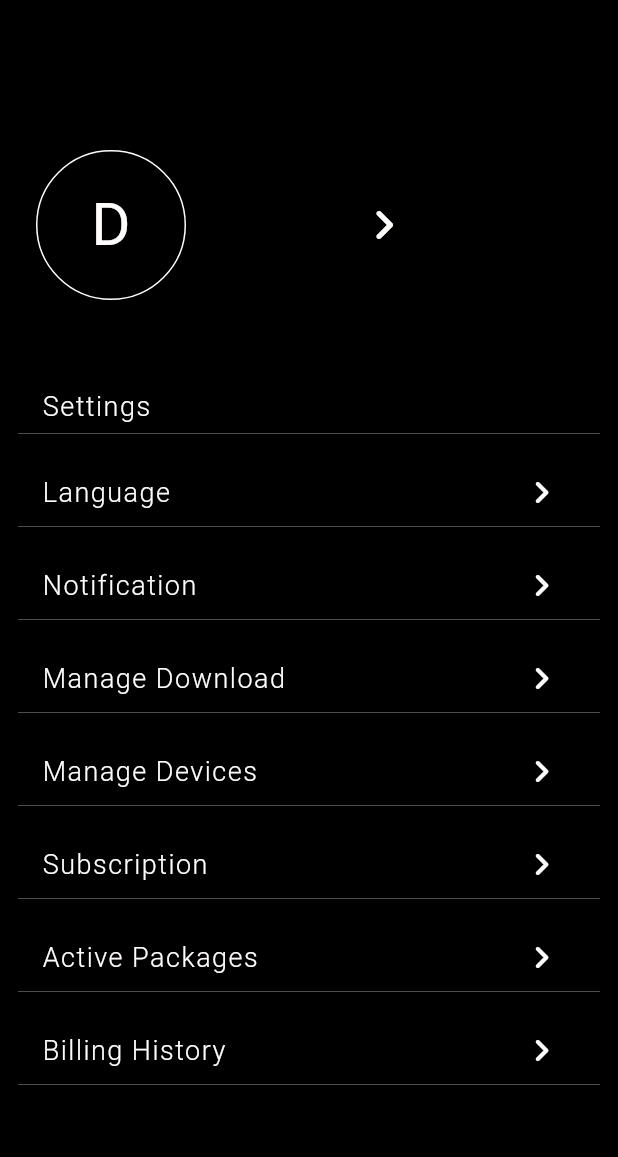
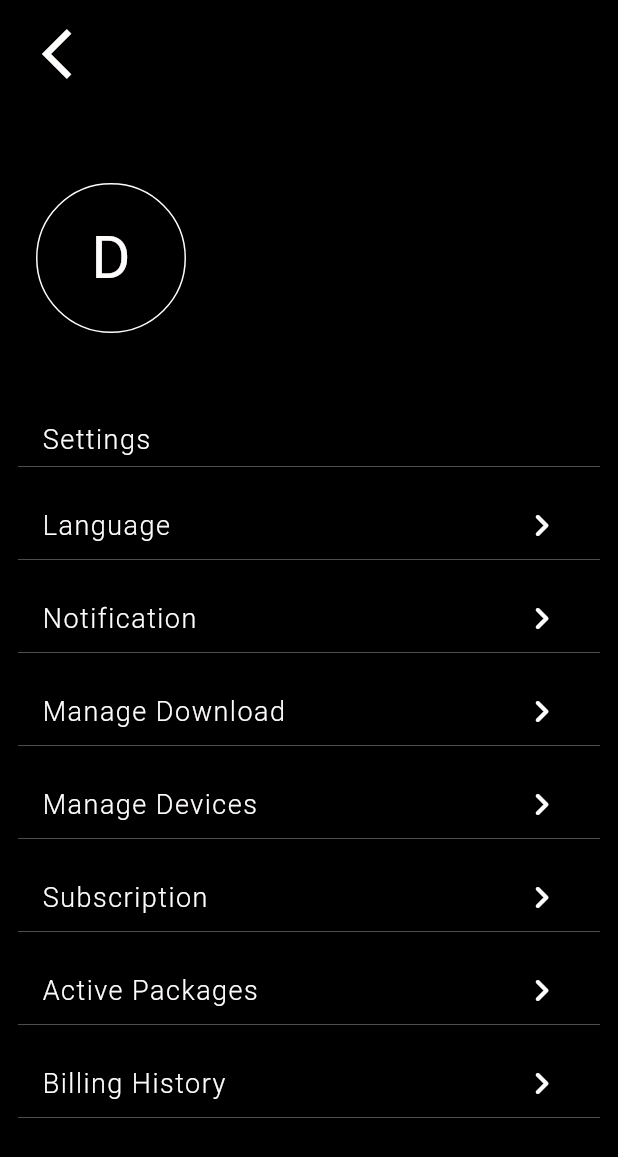
Before and after one commit to danielcyudoncy/netflix-project-final, a Flutter app: the SettingsWidget screen opened directly, on a phone screen of 412 x 824 dp. Shown: the top 1157 px of the screen. Run offline on Flutter 3.47's test engine with Material 3 defaults, Android fonts, the light colour scheme and no system bars; our stand-ins replace auto_size_text, cloud_firestore, easy_debounce, equatable, file_picker, firebase_auth and 22 more; missing offline and left inert: json_path, mime_type; accounts and stored records are empty; network calls fail; Roboto replaces fonts that are missing (Readex Pro); statements that could not run were skipped.

Commit message:
Updating to latest FlutterFlow output.

```diff
--- a/lib/components/movie_card_widget.dart
+++ b/lib/components/movie_card_widget.dart
@@ -54,8 +54,8 @@ class _MovieCardWidgetState extends State<MovieCardWidget> {
     context.watch<FFAppState>();
 
     return Container(
-      width: 115.0,
-      height: 200.0,
+      width: 131.0,
+      height: 215.0,
       decoration: BoxDecoration(
         color: FlutterFlowTheme.of(context).primaryText,
         border: Border.all(
@@ -144,7 +144,7 @@ class _MovieCardWidgetState extends State<MovieCardWidget> {
           ),
           Expanded(
             child: Padding(
-              padding: const EdgeInsetsDirectional.fromSTEB(8.0, 0.0, 8.0, 0.0),
+              padding: const EdgeInsets.all(2.0),
               child: Row(
                 mainAxisSize: MainAxisSize.max,
                 mainAxisAlignment: MainAxisAlignment.center,
--- a/lib/components/profile_card_widget.dart
+++ b/lib/components/profile_card_widget.dart
@@ -47,7 +47,7 @@ class _ProfileCardWidgetState extends State<ProfileCardWidget> {
     return Container(
       width: double.infinity,
       decoration: BoxDecoration(
-        color: FlutterFlowTheme.of(context).secondary,
+        color: FlutterFlowTheme.of(context).primaryText,
         borderRadius: BorderRadius.circular(8.0),
       ),
       child: Padding(
@@ -63,7 +63,7 @@ class _ProfileCardWidgetState extends State<ProfileCardWidget> {
                   widget.title!,
                   style: FlutterFlowTheme.of(context).bodyMedium.override(
                         fontFamily: 'Readex Pro',
-                        color: FlutterFlowTheme.of(context).secondaryBackground,
+                        color: FlutterFlowTheme.of(context).secondaryText,
                         letterSpacing: 0.0,
                       ),
                 ),
--- a/lib/netflix/settings/settings_widget.dart
+++ b/lib/netflix/settings/settings_widget.dart
@@ -50,8 +50,32 @@ class _SettingsWidgetState extends State<SettingsWidget> {
                   mainAxisSize: MainAxisSize.min,
                   children: [
                     Padding(
-                      padding: const EdgeInsetsDirectional.fromSTEB(
-                          12.0, 100.0, 12.0, 0.0),
+                      padding: const EdgeInsets.all(16.0),
+                      child: Row(
+                        mainAxisSize: MainAxisSize.max,
+                        mainAxisAlignment: MainAxisAlignment.start,
+                        crossAxisAlignment: CrossAxisAlignment.start,
+                        children: [
+                          InkWell(
+                            splashColor: Colors.transparent,
+                            focusColor: Colors.transparent,
+                            hoverColor: Colors.transparent,
+                            highlightColor: Colors.transparent,
+                            onTap: () async {
+                              context.pushNamed('Home');
+                            },
+                            child: Icon(
+                              Icons.arrow_back_ios,
+                              color: FlutterFlowTheme.of(context).secondaryText,
+                              size: 40.0,
+                            ),
+                          ),
+                        ],
+                      ),
+                    ),
+                    Padding(
+                      padding:
+                          const EdgeInsetsDirectional.fromSTEB(12.0, 50.0, 12.0, 0.0),
                       child: Row(
                         mainAxisSize: MainAxisSize.max,
                         mainAxisAlignment: MainAxisAlignment.start,
@@ -123,22 +147,6 @@ class _SettingsWidgetState extends State<SettingsWidget> {
                                   .divide(const SizedBox(height: 6.0))
                                   .around(const SizedBox(height: 6.0)),
                             ),
-                          ),
-                          Row(
-                            mainAxisSize: MainAxisSize.max,
-                            mainAxisAlignment: MainAxisAlignment.end,
-                            children: [
-                              Padding(
-                                padding: const EdgeInsetsDirectional.fromSTEB(
-                                    100.0, 0.0, 0.0, 0.0),
-                                child: Icon(
-                                  Icons.navigate_next_rounded,
-                                  color: FlutterFlowTheme.of(context)
-                                      .secondaryText,
-                                  size: 40.0,
-                                ),
-                              ),
-                            ],
                           ),
                         ],
                       ),
```
Also changed, not shown: lib/backend/firebase/firebase_config.dart (+6 -6 lines), lib/components/activity_card_widget.dart (+6 -6 lines), lib/components/big_movie_card_widget.dart (+22 -23 lines), lib/components/section_title_widget.dart (+8 -3 lines), lib/components/tv_shows_big_card_widget.dart (+12 -10 lines), lib/netflix/home/home_widget.dart (+11 -20 lines), lib/netflix/movie_details/movie_details_widget.dart (+14 -23 lines), 3 other files.
